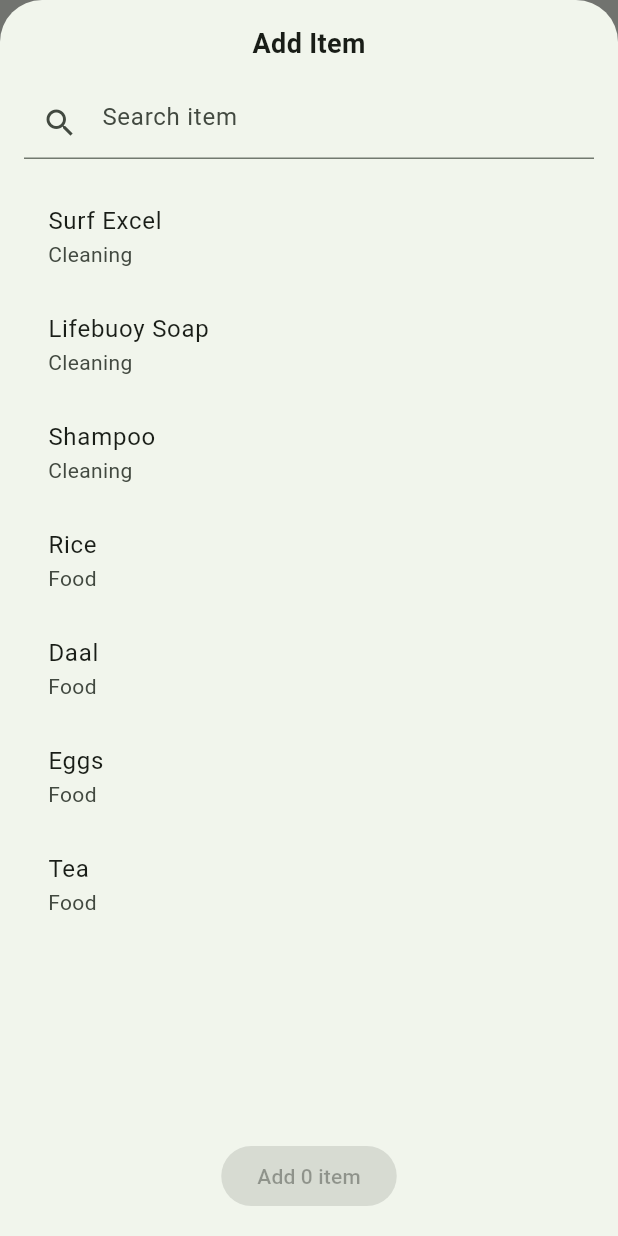
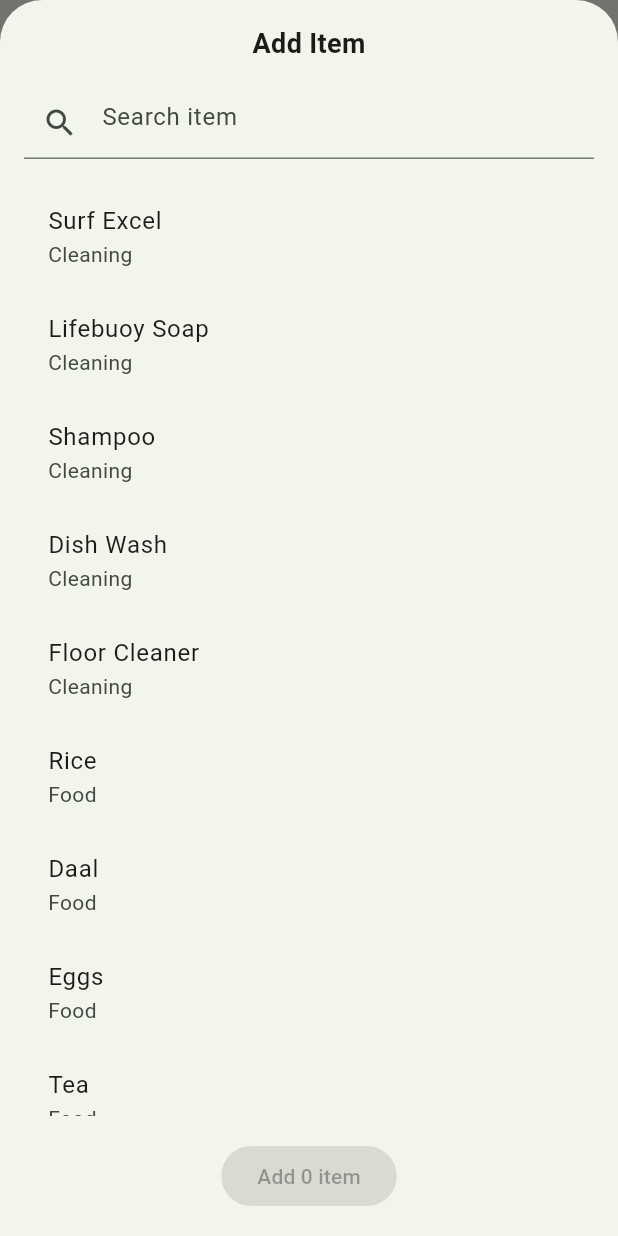
Before and after one commit to iamyasiramjad/grocery_ledger, a Flutter app: the GroceryListWorkspaceScreen screen opened directly with empty values, after a tap on "Add Item", on a phone screen of 412 x 824 dp. Run offline on Flutter 3.47's test engine with Material 3 defaults, Android fonts, the phone set to English and light mode, and no system bars; our stand-ins replace hive, hive_flutter; accounts and stored records are empty.

Commit message:
Implement Hive for local storage of grocery lists, enhancing state management in the dashboard and workspace screens. Update dependencies for Hive and related packages, and refactor UI components for improved user experience.

```diff
--- a/lib/core/utils/static_items.dart
+++ b/lib/core/utils/static_items.dart
@@ -1,3 +1,6 @@
+import 'package:flutter/foundation.dart';
+
+@immutable
 class StaticItem {
   final String name;
   final String category;
@@ -5,12 +8,20 @@
   const StaticItem(this.name, this.category);
 }
 
+/// Default catalog shown when user adds items
 const List<StaticItem> staticItems = [
+  // 🧼 Cleaning
   StaticItem('Surf Excel', 'Cleaning'),
   StaticItem('Lifebuoy Soap', 'Cleaning'),
   StaticItem('Shampoo', 'Cleaning'),
+  StaticItem('Dish Wash', 'Cleaning'),
+  StaticItem('Floor Cleaner', 'Cleaning'),
+
+  // 🍚 Food
   StaticItem('Rice', 'Food'),
   StaticItem('Daal', 'Food'),
   StaticItem('Eggs', 'Food'),
   StaticItem('Tea', 'Food'),
+  StaticItem('Sugar', 'Food'),
+  StaticItem('Milk', 'Food'),
 ];
--- /dev/null
+++ b/lib/features/grocery_list/storage/hive_grocery_list.dart
@@ -0,0 +1,26 @@
+import 'package:hive/hive.dart';
+import 'hive_list_entry.dart';
+
+part 'hive_grocery_list.g.dart';
+
+@HiveType(typeId: 0)
+class HiveGroceryList extends HiveObject {
+  @HiveField(0)
+  String name;
+
+  @HiveField(1)
+  DateTime date;
+
+  @HiveField(2)
+  double adjustment;
+
+  @HiveField(3)
+  List<HiveListEntry> entries;
+
+  HiveGroceryList({
+    required this.name,
+    required this.date,
+    this.adjustment = 0,
+    required this.entries,
+  });
+}
--- /dev/null
+++ b/lib/features/grocery_list/storage/hive_list_entry.dart
@@ -0,0 +1,29 @@
+import 'package:hive/hive.dart';
+
+part 'hive_list_entry.g.dart';
+
+@HiveType(typeId: 1)
+class HiveListEntry extends HiveObject {
+  @HiveField(0)
+  String itemName;
+
+  @HiveField(1)
+  String category;
+
+  @HiveField(2)
+  int quantity;
+
+  @HiveField(3)
+  double? unitPrice;
+
+  @HiveField(4)
+  double? totalPrice;
+
+  HiveListEntry({
+    required this.itemName,
+    required this.category,
+    required this.quantity,
+    this.unitPrice,
+    this.totalPrice,
+  });
+}
--- a/lib/features/grocery_list/workspace/grocery_list_workspace_screen.dart
+++ b/lib/features/grocery_list/workspace/grocery_list_workspace_screen.dart
@@ -1,18 +1,24 @@
 import 'package:flutter/material.dart';
+import 'package:hive/hive.dart';
 import '../../../core/utils/static_items.dart';
+import '../models/grocery_item.dart';
+import '../models/list_entry.dart';
+import '../storage/hive_grocery_list.dart';
+import '../storage/hive_list_entry.dart';
 import 'add_item_bottom_sheet.dart';
-import '../models/list_entry.dart';
 
 class GroceryListWorkspaceScreen extends StatefulWidget {
   final String listName;
   final DateTime shoppingDate;
   final bool importFromPrevious;
+  final HiveGroceryList? existingList;
 
   const GroceryListWorkspaceScreen({
     super.key,
     required this.listName,
     required this.shoppingDate,
     required this.importFromPrevious,
+    this.existingList, // 👈 added
   });
 
   @override
@@ -20,27 +26,100 @@
       _GroceryListWorkspaceScreenState();
 }
 
-/* ============================================================
-   EVERYTHING BELOW THIS LINE IS THE "STATE CLASS"
-   THIS IS WHERE YOU PUT LOGIC + UI
-   ============================================================ */
-
 class _GroceryListWorkspaceScreenState
     extends State<GroceryListWorkspaceScreen> {
+  // ===================== STATE =====================
+  bool _boxReady = false;
+  final List<ListEntry> _entries = [];
+  double _adjustment = 0;
 
-  // 🧠 STATE (in-memory)
-  final List<ListEntry> _entries = [];
-  double _adjustment = 0; // negative = discount, positive = extra
+  late Box<HiveGroceryList> _groceryListBox;
+
+  // ===================== LIFECYCLE =====================
+
+  @override
+  void initState() {
+    super.initState();
+    _openBox().then((_) {
+      _loadExistingList();
+      _saveList(); // initial save (now safe)
+    });
+  }
+
+
+  Future<void> _openBox() async {
+    _groceryListBox = await Hive.openBox<HiveGroceryList>('grocery_lists');
+    _boxReady = true;
+  }
+
+
+  // ===================== LOAD FROM HIVE =====================
+
+
+  void _loadExistingList() {
+    final list = widget.existingList;
+    if (list == null) return;
+
+    _adjustment = list.adjustment;
+    _entries.clear();
+
+    for (final hiveEntry in list.entries) {
+      _entries.add(
+        ListEntry(
+          item: StaticItem(
+            hiveEntry.itemName,
+            hiveEntry.category,
+          ),
+          quantity: hiveEntry.quantity,
+          unitPrice: hiveEntry.unitPrice,
+          totalPrice: hiveEntry.totalPrice,
+        ),
+      );
+    }
+  }
+
+
+  // ===================== HELPERS =====================
+
+  void _updateState(VoidCallback action) {
+    setState(action);
+    _saveList();
+  }
 
   double _calculateGrandTotal() {
     final itemsTotal = _entries.fold<double>(
       0.0,
       (sum, entry) => sum + entry.calculatedTotal,
     );
-
     return itemsTotal + _adjustment;
   }
 
+  HiveGroceryList _toHiveModel() {
+    return HiveGroceryList(
+      name: widget.listName,
+      date: widget.shoppingDate,
+      adjustment: _adjustment,
+      entries: _entries.map((entry) {
+        return HiveListEntry(
+          itemName: entry.item.name,
+          category: entry.item.category,
+          quantity: entry.quantity,
+          unitPrice: entry.unitPrice,
+          totalPrice: entry.totalPrice,
+        );
+      }).toList(),
+    );
+  }
+
+  Future<void> _saveList() async {
+    if (!_boxReady) return;
+
+    final hiveList = _toHiveModel();
+    await _groceryListBox.put(widget.listName, hiveList);
+  }
+
+
+  // ===================== UI =====================
 
   @override
   Widget build(BuildContext context) {
@@ -52,17 +131,13 @@
         children: [
           _buildHeader(),
           const Divider(height: 1),
-          Expanded(
-            child: _buildItemsArea(context),
-          ),
+          Expanded(child: _buildItemsArea(context)),
           const Divider(height: 1),
           _buildBottomBar(),
         ],
       ),
     );
   }
-
-  /* ===================== UI SECTIONS ===================== */
 
   Widget _buildHeader() {
     return Padding(
@@ -71,7 +146,10 @@
         crossAxisAlignment: CrossAxisAlignment.start,
         children: [
           Text(
-            'Shopping date: ${widget.shoppingDate.year}-${widget.shoppingDate.month.toString().padLeft(2, '0')}-${widget.shoppingDate.day.toString().padLeft(2, '0')}',
+            'Shopping date: '
+            '${widget.shoppingDate.year}-'
+            '${widget.shoppingDate.month.toString().padLeft(2, '0')}-'
+            '${widget.shoppingDate.day.toString().padLeft(2, '0')}',
           ),
           const SizedBox(height: 4),
           Text(
@@ -102,19 +180,15 @@
   }
 
   Widget _buildCategorySection(String category) {
-    final entries = _entries
-        .where((entry) => entry.item.category == category)
-        .toList();
+    final entries =
+        _entries.where((e) => e.item.category == category).toList();
 
     return Column(
       crossAxisAlignment: CrossAxisAlignment.start,
       children: [
         Text(
           category,
-          style: const TextStyle(
-            fontSize: 16,
-            fontWeight: FontWeight.bold,
-          ),
+          style: const TextStyle(fontSize: 16, fontWeight: FontWeight.bold),
         ),
         const SizedBox(height: 8),
         if (entries.isEmpty)
@@ -132,17 +206,16 @@
           )
         else
           Column(
-            children: entries.map((entry) {
-              return _buildItemRow(entry);
-            }).toList(),
+            children: entries.map(_buildItemRow).toList(),
           ),
       ],
     );
   }
 
-
   Widget _buildAddItemButton(BuildContext context) {
     return TextButton.icon(
+      icon: const Icon(Icons.add),
+      label: const Text('Add Item'),
       onPressed: () {
         showModalBottomSheet(
           context: context,
@@ -150,11 +223,10 @@
           builder: (_) {
             return AddItemBottomSheet(
               onItemsSelected: (items) {
-                setState(() {
+                _updateState(() {
                   for (final item in items) {
-                    final exists = _entries.any(
-                      (entry) => entry.item.name == item.name,
-                    );
+                    final exists =
+                        _entries.any((e) => e.item.name == item.name);
                     if (!exists) {
                       _entries.add(ListEntry(item: item));
                     }
@@ -165,77 +237,8 @@
           },
         );
       },
-      icon: const Icon(Icons.add),
-      label: const Text('Add Item'),
     );
   }
-
-  Widget _buildBottomBar() {
-    final itemsTotal = _entries.fold<double>(
-      0.0,
-      (sum, entry) => sum + entry.calculatedTotal,
-    );
-
-    final grandTotal = itemsTotal + _adjustment;
-
-    return Container(
-      padding: const EdgeInsets.all(16),
-      color: Colors.grey.shade50,
-      child: Column(
-        mainAxisSize: MainAxisSize.min,
-        children: [
-          Row(
-            mainAxisAlignment: MainAxisAlignment.spaceBetween,
-            children: [
-              const Text('Subtotal'),
-              Text('Rs. ${itemsTotal.toStringAsFixed(0)}'),
-            ],
-          ),
-          const SizedBox(height: 8),
-          Row(
-            children: [
-              const Expanded(child: Text('Adjustment')),
-              SizedBox(
-                width: 120,
-                child: TextField(
-                  keyboardType: TextInputType.number,
-                  decoration: const InputDecoration(
-                    hintText: '-100 for discount',
-                    isDense: true,
-                    border: OutlineInputBorder(),
-                  ),
-                  onChanged: (value) {
-                    setState(() {
-                      _adjustment = double.tryParse(value) ?? 0;
-                    });
-                  },
-                ),
-              ),
-            ],
-          ),
-          const Divider(height: 24),
-          Row(
-            mainAxisAlignment: MainAxisAlignment.spaceBetween,
-            children: [
-              const Text(
-                'Total',
-                style: TextStyle(fontWeight: FontWeight.bold),
-              ),
-              Text(
-                'Rs. ${grandTotal.toStringAsFixed(0)}',
-                style: const TextStyle(
-                  fontWeight: FontWeight.bold,
-                  fontSize: 16,
-                ),
-              ),
-            ],
-          ),
-        ],
-      ),
-    );
-  }
-
-
 
   Widget _buildItemRow(ListEntry entry) {
     return Card(
@@ -277,21 +280,13 @@
         IconButton(
           icon: const Icon(Icons.remove),
           onPressed: entry.quantity > 1
-              ? () {
-                  setState(() {
-                    entry.quantity--;
-                  });
-                }
+              ? () => _updateState(() => entry.quantity--)
               : null,
         ),
         Text(entry.quantity.toString()),
         IconButton(
           icon: const Icon(Icons.add),
-          onPressed: () {
-            setState(() {
-              entry.quantity++;
-            });
-          },
+          onPressed: () => _updateState(() => entry.quantity++),
         ),
       ],
     );
@@ -311,7 +306,7 @@
             ),
             onChanged: (value) {
               final price = double.tryParse(value);
-              setState(() {
+              _updateState(() {
                 if (price != null) {
                   entry.unitPrice = price;
                   entry.totalPrice = null;
@@ -334,7 +329,7 @@
             ),
             onChanged: (value) {
               final price = double.tryParse(value);
-              setState(() {
+              _updateState(() {
                 if (price != null) {
                   entry.totalPrice = price;
                   entry.unitPrice = null;
@@ -349,5 +344,68 @@
     );
   }
 
+  Widget _buildBottomBar() {
+    final itemsTotal = _entries.fold<double>(
+      0.0,
+      (sum, entry) => sum + entry.calculatedTotal,
+    );
 
+    final grandTotal = itemsTotal + _adjustment;
+
+    return Container(
+      padding: const EdgeInsets.all(16),
+      color: Colors.grey.shade50,
+      child: Column(
+        mainAxisSize: MainAxisSize.min,
+        children: [
+          Row(
+            mainAxisAlignment: MainAxisAlignment.spaceBetween,
+            children: [
+              const Text('Subtotal'),
+              Text('Rs. ${itemsTotal.toStringAsFixed(0)}'),
+            ],
+          ),
+          const SizedBox(height: 8),
+          Row(
+            children: [
+              const Expanded(child: Text('Adjustment')),
+              SizedBox(
+                width: 120,
+                child: TextField(
+                  keyboardType: TextInputType.number,
+                  decoration: const InputDecoration(
+                    hintText: '-100 for discount',
+                    isDense: true,
+                    border: OutlineInputBorder(),
+                  ),
+                  onChanged: (value) {
+                    _updateState(() {
+                      _adjustment = double.tryParse(value) ?? 0;
+                    });
+                  },
+                ),
+              ),
+            ],
+          ),
+          const Divider(height: 24),
+          Row(
+            mainAxisAlignment: MainAxisAlignment.spaceBetween,
+            children: [
+              const Text(
+                'Total',
+                style: TextStyle(fontWeight: FontWeight.bold),
+              ),
+              Text(
+                'Rs. ${grandTotal.toStringAsFixed(0)}',
+                style: const TextStyle(
+                  fontWeight: FontWeight.bold,
+                  fontSize: 16,
+                ),
+              ),
+            ],
+          ),
+        ],
+      ),
+    );
+  }
 }
```
Also changed, not shown: lib/features/dashboard/dashboard_screen.dart (+93 -11 lines), lib/features/grocery_list/create_grocery_list_screen.dart (+13 -5 lines), lib/features/grocery_list/models/grocery_item.dart (added, +9 -0 lines), lib/features/grocery_list/models/list_entry.dart (+0 -11 lines), lib/main.dart (+17 -1 lines), pubspec.yaml (+5 -2 lines), lib/features/grocery_list/storage/hive_grocery_list.g.dart (added), lib/features/grocery_list/storage/hive_list_entry.g.dart (added), pubspec.lock, 10 other files.
